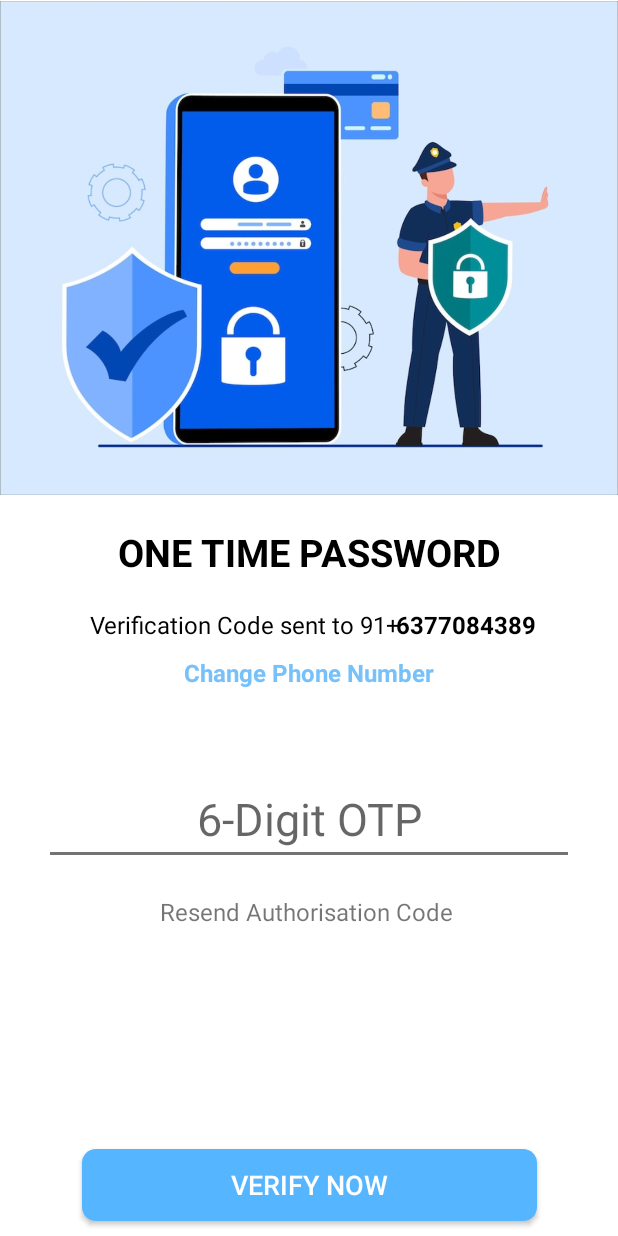
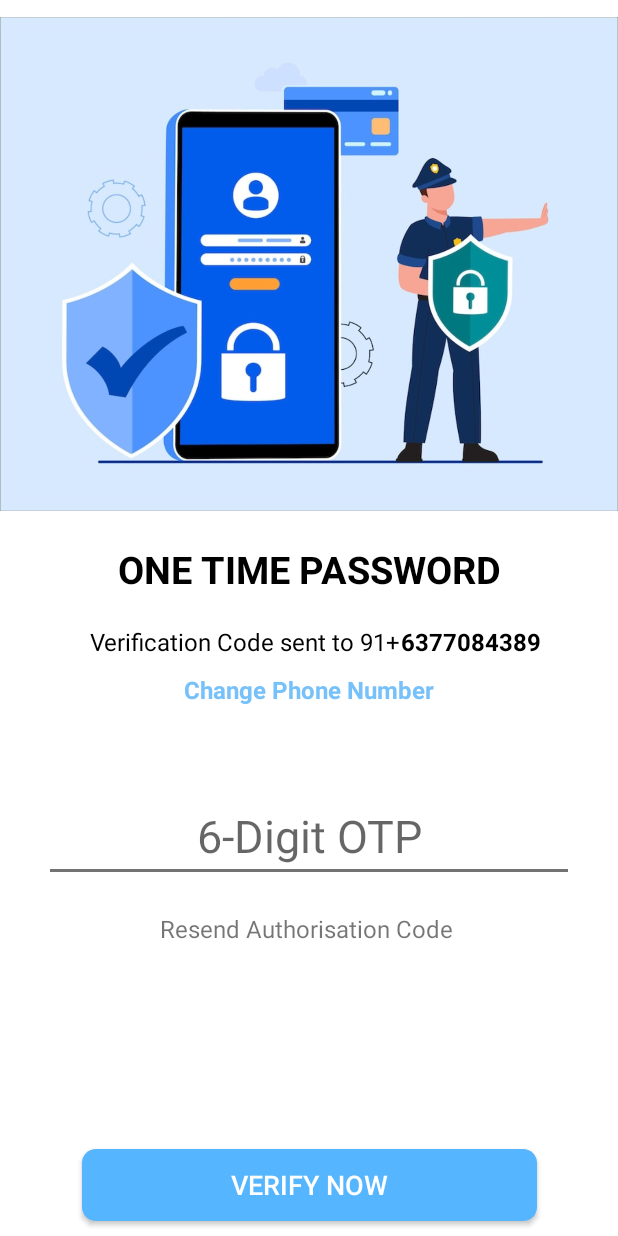
Before and after one commit to GistMonk/digihelper-app, an Android app: the layout activity_otp.xml on its own in the app's theme, with its tools: preview values and no code run, on a phone screen of 412 x 824 dp. Run offline under Robolectric (Android 15) with nearby library versions, the phone set to English and light mode, and no system bars.

Commit message:
some new changes in OtpActivity

```diff
--- a/app/src/main/res/layout/activity_otp.xml
+++ b/app/src/main/res/layout/activity_otp.xml
@@ -14,7 +14,6 @@
         app:layout_constraintRight_toRightOf="parent"
         app:layout_constraintTop_toTopOf="parent"
         app:srcCompat="@drawable/otp"
-        android:layout_marginTop="-11dp"
         />
 
     <TextView
@@ -34,7 +33,7 @@
 
 
     <TextView
-        android:id="@+id/textView"
+        android:id="@+id/veriText"
         android:layout_width="wrap_content"
         android:layout_height="wrap_content"
         android:layout_marginVertical="20dp"
@@ -50,7 +49,7 @@
         app:layout_constraintTop_toBottomOf="@id/textView1" />
 
     <TextView
-        android:id="@+id/textView5"
+        android:id="@+id/phoneNumText"
         android:layout_width="wrap_content"
         android:layout_height="wrap_content"
         android:layout_marginVertical="20dp"
@@ -59,9 +58,7 @@
         android:textColor="@color/black"
         android:textSize="16dp"
         android:textStyle="bold"
-        app:layout_constraintEnd_toEndOf="parent"
-        app:layout_constraintHorizontal_bias="0.788"
-        app:layout_constraintStart_toStartOf="@id/textView"
+        app:layout_constraintStart_toEndOf="@id/veriText"
         app:layout_constraintTop_toBottomOf="@id/textView1" />
 
     <TextView
@@ -76,7 +73,7 @@
         android:textStyle="bold"
         app:layout_constraintEnd_toEndOf="parent"
         app:layout_constraintStart_toStartOf="parent"
-        app:layout_constraintTop_toBottomOf="@id/textView" />
+        app:layout_constraintTop_toBottomOf="@id/veriText" />
 
     <EditText
         android:id="@+id/otpTextField"
```
Also changed, not shown: app/src/main/java/com/example/digihelper/MainActivity.java (+7 -0 lines), app/src/main/java/com/example/digihelper/OtpActivity.java (+18 -14 lines).
